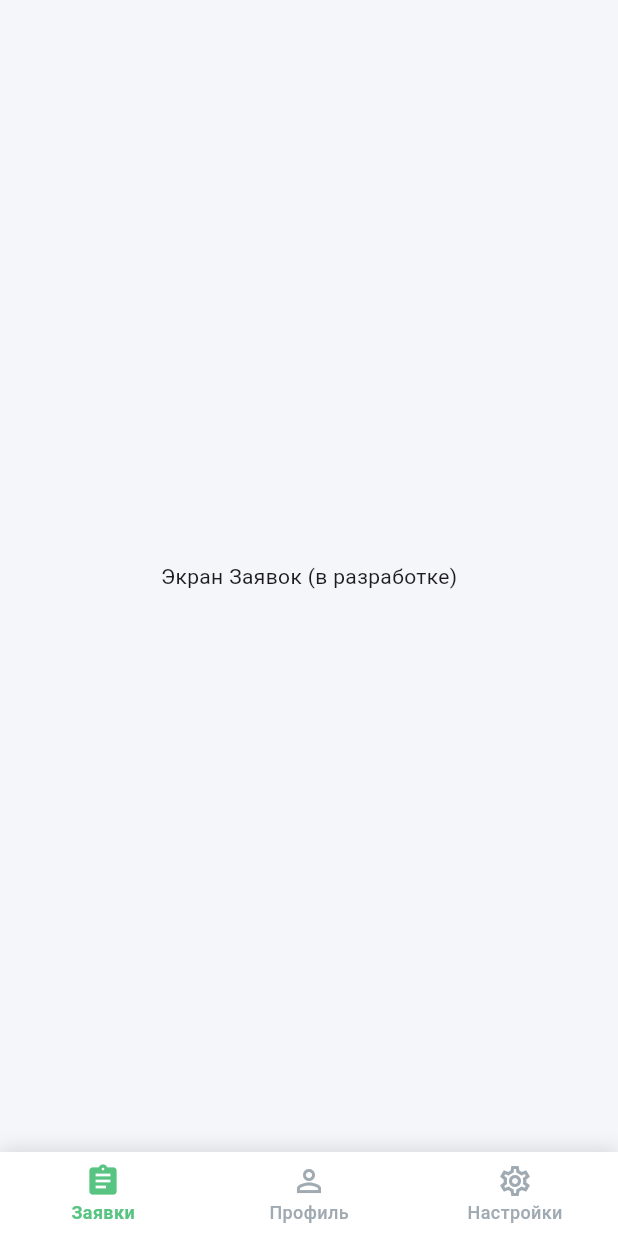
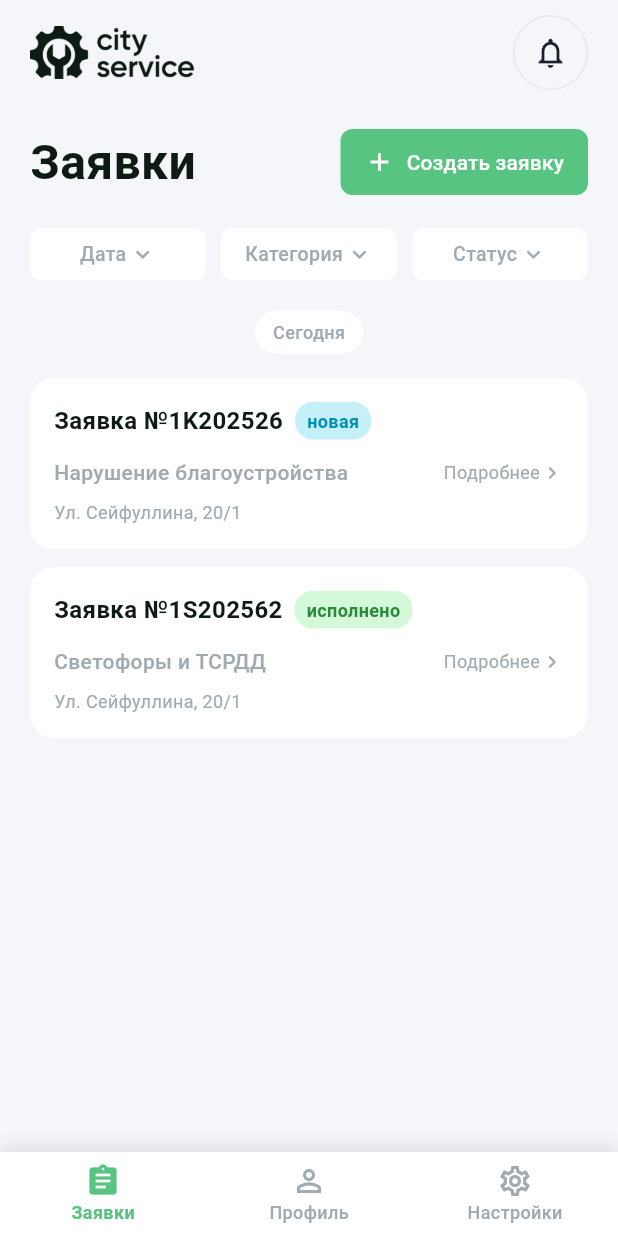
Before and after one commit to SalamatZakenov/city_service, a Flutter app: the screen it shows after launch, after a tap on "Войти", on a phone screen of 412 x 824 dp. Run offline on Flutter 3.47's test engine with Material 3 defaults, Android fonts, the phone set to English and light mode, and no system bars; our stand-ins replace dio, flutter_secure_storage.

Commit message:
requests screen

```diff
--- a/lib/main.dart
+++ b/lib/main.dart
@@ -1,4 +1,5 @@
 import 'package:flutter/material.dart';
+import 'package:flutter_localizations/flutter_localizations.dart';
 import 'presentation/screens/welcome/welcome_screen.dart';
 
 void main() {
@@ -13,6 +14,17 @@ class CityServiceApp extends StatelessWidget {
     return MaterialApp(
       title: 'Uralsk Service',
       debugShowCheckedModeBanner: false,
+
+      localizationsDelegates: const [
+        GlobalMaterialLocalizations.delegate,
+        GlobalWidgetsLocalizations.delegate,
+        GlobalCupertinoLocalizations.delegate,
+      ],
+      supportedLocales: const [
+        Locale('ru', 'RU'), // Устанавливаем русский язык
+      ],
+      locale: const Locale('ru', 'RU'),
+
       theme: ThemeData(
         useMaterial3: true,
         fontFamily: 'Roboto', // Можно заменить на шрифт из макета (например, Inter или Montserrat)
--- a/lib/presentation/screens/main/main_page.dart
+++ b/lib/presentation/screens/main/main_page.dart
@@ -1,7 +1,6 @@
 import 'package:flutter/material.dart';
 import '../../../core/theme/app_colors.dart';
-// TODO: Импортируем экран заявок, когда создадим его на следующем шаге
-// import '../requests/requests_screen.dart';
+import '../requests/requests_screen.dart';
 
 class MainPage extends StatefulWidget {
   const MainPage({super.key});
@@ -15,8 +14,7 @@ class _MainPageState extends State<MainPage> {
 
   // Список экранов для каждой вкладки
   final List<Widget> _screens = [
-    const Center(child: Text('Экран Заявок (в разработке)')), // Временно заглушка
-    // const RequestsScreen(), // Раскомментируем позже
+    const RequestsScreen(),
     const Center(child: Text('Профиль')),
     const Center(child: Text('Настройки')),
   ];
--- /dev/null
+++ b/lib/presentation/screens/requests/requests_screen.dart
@@ -0,0 +1,345 @@
+import 'package:flutter/material.dart';
+import '../../../core/theme/app_colors.dart';
+import '../../widgets/logo_widget.dart';
+
+class RequestsScreen extends StatefulWidget {
+  const RequestsScreen({super.key});
+
+  @override
+  State<RequestsScreen> createState() => _RequestsScreenState();
+}
+
+class _RequestsScreenState extends State<RequestsScreen> {
+  String? _activeFilter;
+
+  // 1. Храним состояние галочек
+  final Map<String, bool> _statusFilters = {
+    'Новое': true,
+    'В работе': false,
+    'Исполнено': false,
+  };
+
+  final Map<String, bool> _categoryFilters = {
+    'Нарушение благоустройства': true,
+    'Твердо Бытовые Отходы': true,
+    'Крупно Габаритные Отходы': false,
+    'Очистка снега': false,
+  };
+
+  void _openFilterSheet(String filterType, Widget content) {
+    setState(() => _activeFilter = filterType);
+
+    showModalBottomSheet(
+      context: context,
+      backgroundColor: Colors.white,
+      shape: const RoundedRectangleBorder(
+        borderRadius: BorderRadius.vertical(top: Radius.circular(16)),
+      ),
+      builder: (context) => content,
+    ).whenComplete(() {
+      setState(() => _activeFilter = null);
+    });
+  }
+
+  // ... МЕТОД build ОСТАЕТСЯ БЕЗ ИЗМЕНЕНИЙ (до виджетов шторок) ...
+  @override
+  Widget build(BuildContext context) {
+    return SafeArea(
+      child: Padding(
+        padding: const EdgeInsets.symmetric(horizontal: 20.0),
+        child: Column(
+          crossAxisAlignment: CrossAxisAlignment.start,
+          children: [
+            const SizedBox(height: 10),
+            Row(
+              mainAxisAlignment: MainAxisAlignment.spaceBetween,
+              children: [
+                const LogoWidget(width: 110, color: AppColors.darkBackground),
+                Container(
+                  decoration: BoxDecoration(
+                    shape: BoxShape.circle,
+                    border: Border.all(color: AppColors.dividerColor),
+                  ),
+                  child: IconButton(
+                    icon: const Icon(Icons.notifications_none, color: AppColors.textDark),
+                    onPressed: () {},
+                  ),
+                ),
+              ],
+            ),
+            const SizedBox(height: 24),
+            Row(
+              mainAxisAlignment: MainAxisAlignment.spaceBetween,
+              children: [
+                const Text('Заявки', style: TextStyle(fontSize: 32, fontWeight: FontWeight.bold, color: AppColors.darkBackground)),
+                ElevatedButton.icon(
+                  onPressed: () {},
+                  icon: const Icon(Icons.add, size: 20),
+                  label: const Text('Создать заявку'),
+                  style: ElevatedButton.styleFrom(
+                    backgroundColor: AppColors.primaryMint,
+                    foregroundColor: Colors.white,
+                    elevation: 0,
+                    padding: const EdgeInsets.symmetric(horizontal: 16, vertical: 12),
+                    shape: RoundedRectangleBorder(borderRadius: BorderRadius.circular(8)),
+                  ),
+                ),
+              ],
+            ),
+            const SizedBox(height: 20),
+            Row(
+              children: [
+                Expanded(child: _buildFilterButton(text: 'Дата', isActive: _activeFilter == 'date', onTap: () => _openFilterSheet('date', _buildDateContent()))),
+                const SizedBox(width: 10),
+                Expanded(child: _buildFilterButton(text: 'Категория', isActive: _activeFilter == 'category', onTap: () => _openFilterSheet('category', _buildCategoryContent()))),
+                const SizedBox(width: 10),
+                Expanded(child: _buildFilterButton(text: 'Статус', isActive: _activeFilter == 'status', onTap: () => _openFilterSheet('status', _buildStatusContent()))),
+              ],
+            ),
+            const SizedBox(height: 20),
+            Center(
+              child: Container(
+                padding: const EdgeInsets.symmetric(horizontal: 12, vertical: 6),
+                decoration: BoxDecoration(color: Colors.white, borderRadius: BorderRadius.circular(16)),
+                child: const Text('Сегодня', style: TextStyle(fontSize: 12, color: AppColors.textGrey, fontWeight: FontWeight.w500)),
+              ),
+            ),
+            const SizedBox(height: 16),
+            Expanded(
+              child: ListView(
+                physics: const BouncingScrollPhysics(),
+                children: [
+                  _buildRequestCard(number: '№1K202526', statusText: 'новая', statusBgColor: AppColors.statusNewBg, statusTextColor: AppColors.statusNewText, category: 'Нарушение благоустройства', address: 'Ул. Сейфуллина, 20/1'),
+                  _buildRequestCard(number: '№1S202562', statusText: 'исполнено', statusBgColor: AppColors.statusDoneBg, statusTextColor: AppColors.statusDoneText, category: 'Светофоры и ТСРДД', address: 'Ул. Сейфуллина, 20/1'),
+                ],
+              ),
+            ),
+          ],
+        ),
+      ),
+    );
+  }
+
+  Widget _buildFilterButton({required String text, required bool isActive, required VoidCallback onTap}) {
+    return GestureDetector(
+      onTap: onTap,
+      child: Container(
+        padding: const EdgeInsets.symmetric(vertical: 8),
+        decoration: BoxDecoration(
+          color: isActive ? AppColors.primaryMint : Colors.white,
+          borderRadius: BorderRadius.circular(8),
+        ),
+        child: Row(
+          mainAxisAlignment: MainAxisAlignment.center,
+          children: [
+            Flexible(child: Text(text, style: TextStyle(color: isActive ? Colors.white : AppColors.textGrey, fontWeight: FontWeight.w500, fontSize: 13), overflow: TextOverflow.ellipsis)),
+            const SizedBox(width: 2),
+            Icon(isActive ? Icons.keyboard_arrow_up : Icons.keyboard_arrow_down, color: isActive ? Colors.white : AppColors.textGrey, size: 18),
+          ],
+        ),
+      ),
+    );
+  }
+
+  Widget _buildSheetLayout({required Widget child}) {
+    return SafeArea(
+      child: Padding(
+        padding: const EdgeInsets.all(16.0),
+        child: Column(
+          mainAxisSize: MainAxisSize.min,
+          children: [
+            child,
+            const SizedBox(height: 16),
+            Row(
+              children: [
+                Expanded(
+                  child: ElevatedButton(
+                    style: ElevatedButton.styleFrom(
+                      backgroundColor: const Color(0xFFE2E8F0),
+                      foregroundColor: AppColors.textGrey,
+                      elevation: 0,
+                      shape: RoundedRectangleBorder(borderRadius: BorderRadius.circular(8)),
+                      padding: const EdgeInsets.symmetric(vertical: 14),
+                    ),
+                    onPressed: () => Navigator.pop(context),
+                    child: const Text('Отмена', style: TextStyle(fontWeight: FontWeight.bold)),
+                  ),
+                ),
+                const SizedBox(width: 12),
+                Expanded(
+                  child: ElevatedButton(
+                    style: ElevatedButton.styleFrom(
+                      backgroundColor: AppColors.primaryMint,
+                      foregroundColor: Colors.white,
+                      elevation: 0,
+                      shape: RoundedRectangleBorder(borderRadius: BorderRadius.circular(8)),
+                      padding: const EdgeInsets.symmetric(vertical: 14),
+                    ),
+                    onPressed: () => Navigator.pop(context),
+                    child: const Text('Показать', style: TextStyle(fontWeight: FontWeight.bold)),
+                  ),
+                ),
+              ],
+            )
+          ],
+        ),
+      ),
+    );
+  }
+
+  // === ЖИВЫЕ ГАЛОЧКИ ДЛЯ СТАТУСА ===
+  Widget _buildStatusContent() {
+    return StatefulBuilder(
+      builder: (BuildContext context, StateSetter setModalState) {
+        bool isAllSelected = _statusFilters.values.every((v) => v);
+        return _buildSheetLayout(
+          child: Column(
+            children: [
+              _buildCheckboxRow('Выбрать всё', isAllSelected, (val) {
+                setModalState(() {
+                  _statusFilters.updateAll((key, value) => val ?? false);
+                });
+              }),
+              ..._statusFilters.keys.map((key) => _buildCheckboxRow(key, _statusFilters[key]!, (val) {
+                setModalState(() {
+                  _statusFilters[key] = val ?? false;
+                });
+              })),
+            ],
+          ),
+        );
+      },
+    );
+  }
+
+  // === ЖИВЫЕ ГАЛОЧКИ ДЛЯ КАТЕГОРИЙ ===
+  Widget _buildCategoryContent() {
+    return StatefulBuilder(
+      builder: (BuildContext context, StateSetter setModalState) {
+        bool isAllSelected = _categoryFilters.values.every((v) => v);
+        return _buildSheetLayout(
+          child: Column(
+            children: [
+              _buildCheckboxRow('Выбрать всё', isAllSelected, (val) {
+                setModalState(() {
+                  _categoryFilters.updateAll((key, value) => val ?? false);
+                });
+              }),
+              ..._categoryFilters.keys.map((key) => _buildCheckboxRow(key, _categoryFilters[key]!, (val) {
+                setModalState(() {
+                  _categoryFilters[key] = val ?? false;
+                });
+              })),
+            ],
+          ),
+        );
+      },
+    );
+  }
+
+  // === КАЛЕНДАРЬ С ЗЕЛЕНЫМ КВАДРАТОМ ===
+  Widget _buildDateContent() {
+    return _buildSheetLayout(
+      child: SizedBox(
+        height: 280,
+        child: Theme(
+          // Переопределяем тему только для календаря
+          data: Theme.of(context).copyWith(
+            colorScheme: const ColorScheme.light(
+              primary: AppColors.primaryMint, // Цвет выделения (Зеленый)
+              onPrimary: Colors.white, // Текст на зеленом
+              onSurface: AppColors.darkBackground, // Обычный текст
+            ),
+            datePickerTheme: DatePickerThemeData(
+              // Делаем выделение квадратным с небольшим закруглением!
+              dayShape: WidgetStatePropertyAll(
+                RoundedRectangleBorder (
+                  borderRadius: BorderRadius.circular(6),
+                )
+              ),
+            ),
+          ),
+          child: CalendarDatePicker(
+            initialDate: DateTime.now(),
+            firstDate: DateTime(2020),
+            lastDate: DateTime(2030),
+            onDateChanged: (date) {
+              // Логика при выборе даты
+            },
+          ),
+        ),
+      ),
+    );
+  }
+
+  // Обновленный метод чекбокса (теперь он кликабельный)
+  Widget _buildCheckboxRow(String title, bool isChecked, ValueChanged<bool?> onChanged) {
+    return Padding(
+      padding: const EdgeInsets.symmetric(vertical: 4.0),
+      child: GestureDetector(
+        onTap: () => onChanged(!isChecked), // Можно кликать по всей строке
+        behavior: HitTestBehavior.opaque,
+        child: Row(
+          children: [
+            SizedBox(
+              height: 24,
+              width: 24,
+              child: Checkbox(
+                value: isChecked,
+                onChanged: onChanged,
+                activeColor: AppColors.primaryMint,
+                shape: RoundedRectangleBorder(borderRadius: BorderRadius.circular(4)),
+              ),
+            ),
+            const SizedBox(width: 12),
+            Expanded(
+              child: Text(
+                title,
+                style: TextStyle(
+                  fontSize: 15,
+                  fontWeight: FontWeight.w500,
+                  color: isChecked ? AppColors.primaryMint : AppColors.textDark,
+                ),
+              ),
+            ),
+          ],
+        ),
+      ),
+    );
+  }
+
+  Widget _buildRequestCard({required String number, required String statusText, required Color statusBgColor, required Color statusTextColor, required String category, required String address}) {
+    // ... (без изменений) ...
+    return Container(
+      margin: const EdgeInsets.only(bottom: 12),
+      padding: const EdgeInsets.all(16),
+      decoration: BoxDecoration(color: Colors.white, borderRadius: BorderRadius.circular(16)),
+      child: Column(
+        crossAxisAlignment: CrossAxisAlignment.start,
+        children: [
+          Row(
+            children: [
+              Text('Заявка $number', style: const TextStyle(fontSize: 16, fontWeight: FontWeight.bold, color: AppColors.darkBackground)),
+              const SizedBox(width: 8),
+              Container(
+                padding: const EdgeInsets.symmetric(horizontal: 8, vertical: 4),
+                decoration: BoxDecoration(color: statusBgColor, borderRadius: BorderRadius.circular(12)),
+                child: Text(statusText, style: TextStyle(fontSize: 12, fontWeight: FontWeight.w600, color: statusTextColor)),
+              ),
+            ],
+          ),
+          const SizedBox(height: 12),
+          Row(
+            mainAxisAlignment: MainAxisAlignment.spaceBetween,
+            children: [
+              Expanded(child: Text(category, style: const TextStyle(fontSize: 14, fontWeight: FontWeight.w500, color: AppColors.textGrey), maxLines: 1, overflow: TextOverflow.ellipsis)),
+              const Row(children: [Text('Подробнее', style: TextStyle(fontSize: 12, color: AppColors.textGrey)), Icon(Icons.chevron_right, size: 16, color: AppColors.textGrey)]),
+            ],
+          ),
+          const SizedBox(height: 8),
+          Text(address, style: const TextStyle(fontSize: 12, color: AppColors.textGrey), maxLines: 1, overflow: TextOverflow.ellipsis),
+        ],
+      ),
+    );
+  }
+}
--- a/lib/presentation/widgets/logo_widget.dart
+++ b/lib/presentation/widgets/logo_widget.dart
@@ -1,19 +1,22 @@
 import 'package:flutter/material.dart';
 
 class LogoWidget extends StatelessWidget {
-  final double width; // Теперь нам нужна только общая ширина логотипа
+  final double width;
+  final Color? color;
 
   const LogoWidget({
     super.key,
-    this.width = 150, // Размер по умолчанию
+    this.width = 150,
+    this.color,
   });
 
   @override
   Widget build(BuildContext context) {
     return Image.asset(
-      'assets/images/logo.png', // Указываем путь к твоей картинке
+      'assets/images/logo.png',
       width: width,
-      fit: BoxFit.contain, // Картинка будет пропорционально вписываться в ширину
+      color: color,
+      fit: BoxFit.contain,
     );
   }
 }
--- a/pubspec.yaml
+++ b/pubspec.yaml
@@ -32,6 +32,8 @@ dependencies:
     sdk: flutter
   dio: ^5.9.2 # Или http, если тебе он привычнее, но Dio мощнее для REST API
   flutter_secure_storage: ^10.0.0 # Для безопасного хранения токена
+  flutter_localizations:
+    sdk: flutter
 
 dev_dependencies:
   flutter_test:
```
Also changed, not shown: pubspec.lock.
